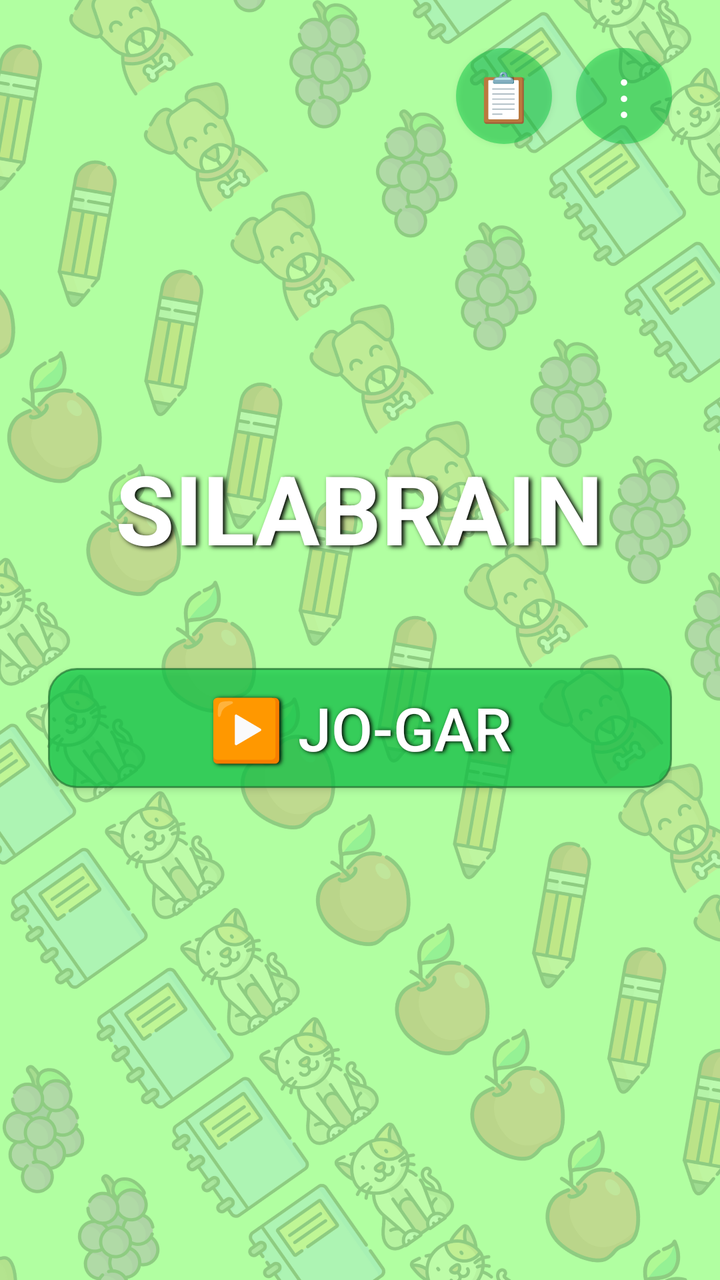
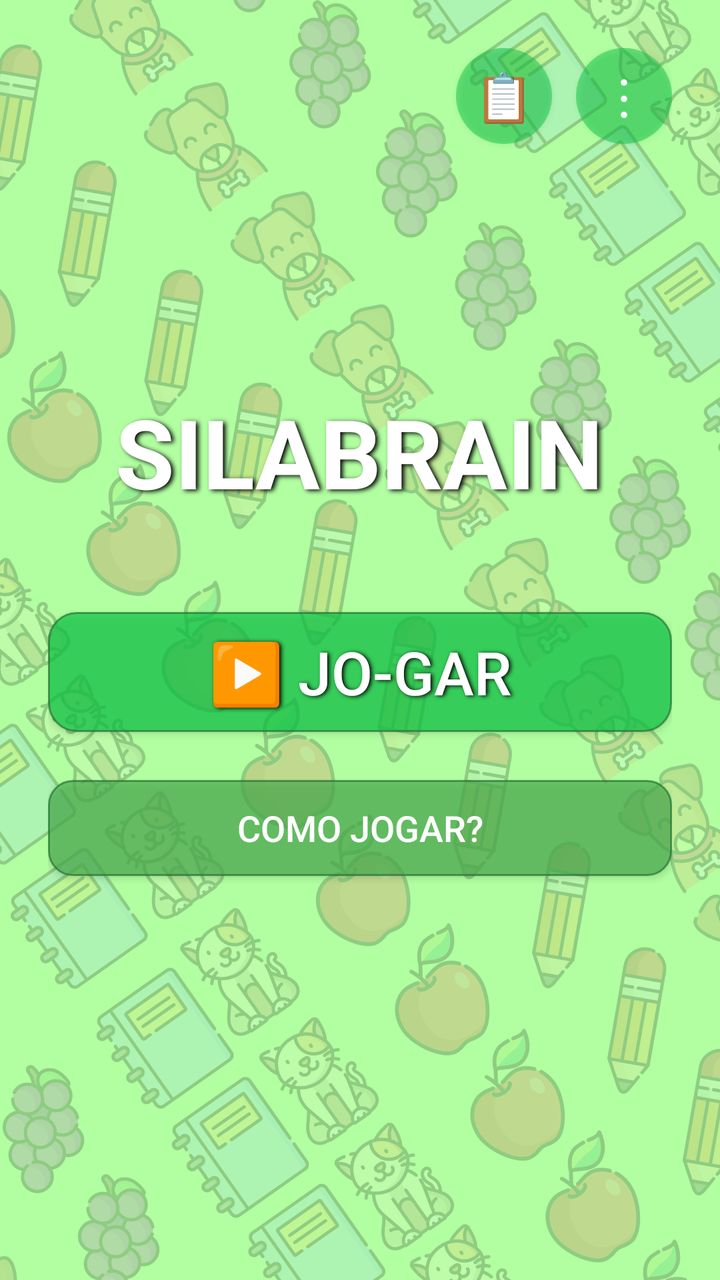

Two renders of the same Android screen: before a commit and after it. Below are the layout's source before the change and the commit's diff.
<!-- AndroidManifest.xml: application theme Theme.Projetodesafiocomputacional -->
<!-- res/layout/activity_menu.xml -->
<?xml version="1.0" encoding="utf-8"?>
<RelativeLayout xmlns:android="http://schemas.android.com/apk/res/android"
    xmlns:app="http://schemas.android.com/apk/res-auto"
    android:layout_width="match_parent"
    android:layout_height="match_parent"
    android:background="@drawable/background_menu"
    android:padding="24dp">

    <androidx.appcompat.widget.AppCompatButton
        android:id="@+id/btnSobre"
        android:layout_width="48dp"
        android:layout_height="48dp"
        android:text="\uFE19"
        android:textSize="24sp"
        android:textColor="#FFFFFF"
        android:background="@drawable/button_config_shape"  android:layout_alignParentTop="true"
        android:layout_alignParentRight="true"
        android:layout_alignParentEnd="true"
        android:layout_marginTop="0dp"
        android:layout_marginRight="0dp"
        android:padding="0dp"/>


    <androidx.appcompat.widget.AppCompatButton
        android:id="@+id/btnForm"
        android:layout_width="48dp"
        android:layout_height="48dp"
        android:layout_alignParentTop="true"
        android:layout_alignParentEnd="true"
        android:layout_marginTop="0dp"
        android:layout_marginEnd="60dp"
        android:background="@drawable/button_config_shape"
        android:padding="0dp"
        android:text="📋"
        android:textColor="#FFFFFF"
        android:textSize="24sp"
        android:textAlignment="center"
        android:gravity="center"
        android:textDirection="ltr" />

    <LinearLayout
        android:layout_width="match_parent"
        android:layout_height="wrap_content"
        android:orientation="vertical"
        android:layout_centerInParent="true"  android:gravity="center">

        <TextView
            android:layout_width="wrap_content"
            android:layout_height="wrap_content"
            android:gravity="center"
            android:layout_marginBottom="48dp" android:shadowColor="#000000"
            android:shadowDx="4"
            android:shadowDy="2"
            android:shadowRadius="6"
            android:text="SILABRAIN"
            android:textColor="#FFFFFF"
            android:textSize="48sp"
            android:textStyle="bold" />

        <androidx.appcompat.widget.AppCompatButton
            android:id="@+id/btnJogar"
            android:layout_width="match_parent"
            android:layout_height="wrap_content"
            android:layout_marginBottom="24dp"
            android:background="@drawable/button_shape"
            android:shadowColor="#000000"
            android:shadowDx="3"
            android:shadowDy="1"
            android:shadowRadius="5"
            android:text="▶️ Jo-gar"
            android:textColor="#FFFFFF"
            android:textSize="30sp" />

        <LinearLayout
            android:id="@+id/layoutOpcoes"
            android:layout_width="match_parent"
            android:layout_height="wrap_content"
            android:orientation="vertical"
            android:visibility="gone">

            <androidx.appcompat.widget.AppCompatButton
                android:id="@+id/btnJogarPorTipo"
                android:layout_width="match_parent"
                android:layout_height="wrap_content"
                android:layout_marginBottom="16dp"
                android:background="@drawable/button_game_categoria"
                android:text="🎮 JOGAR POR CATEGORIA"
                android:textColor="#FFFFFF"
                android:textSize="18sp" />

            <androidx.appcompat.widget.AppCompatButton
                android:id="@+id/btnJogarPorClasse"
                android:layout_width="match_parent"
                android:layout_height="wrap_content"
                android:layout_marginBottom="16dp"
                android:background="@drawable/button_game_classe"
                android:text="🎓 JOGAR POR CLASSE"
                android:textColor="#FFFFFF"
                android:textSize="18sp" />

            <androidx.appcompat.widget.AppCompatButton
                android:id="@+id/btnComoJogar"
                android:layout_width="match_parent"
                android:layout_height="wrap_content"
                android:layout_marginBottom="8dp"
                android:background="@drawable/button_como_jogar"
                android:text="COMO JOGAR?"
                android:textColor="#FFFFFF"
                android:textSize="18sp" />
        </LinearLayout>

        <LinearLayout
            android:id="@+id/layoutTipos"
            android:layout_width="match_parent"
            android:layout_height="wrap_content"
            android:orientation="vertical"
            android:visibility="gone">

            <LinearLayout
                android:layout_width="match_parent"
                android:layout_height="wrap_content"
                android:layout_marginBottom="8dp"
                android:gravity="center_vertical"
                android:orientation="horizontal">

                <androidx.appcompat.widget.AppCompatButton
                    android:id="@+id/btnFrutas"
                    android:layout_width="0dp"
                    android:layout_height="wrap_content"
                    android:layout_weight="3"
                    android:background="@drawable/botao_categoria"
                    android:text="🍎 Palavras de Frutas"
                    android:textColor="#FFFFFF"
                    android:textSize="18sp" />

                <TextView
                    android:id="@+id/txtMaxFrutas"
                    style="@style/MaxScoreTextStyle"
                    android:layout_width="0dp"
                    android:layout_height="wrap_content"
                    android:layout_marginStart="8dp"
                    android:layout_weight="1"
                    android:text="Max: 0" />


            </LinearLayout>
            <LinearLayout
                android:layout_width="match_parent"
                android:layout_height="wrap_content"
                android:layout_marginBottom="8dp"
                android:gravity="center_vertical"
                android:orientation="horizontal">

                <androidx.appcompat.widget.AppCompatButton
                    android:id="@+id/btnAnimais"
                    android:layout_width="0dp"
                    android:layout_height="wrap_content"
                    android:layout_weight="3"
                    android:background="@drawable/botao_categoria"
                    android:text="🐶 Palavras de Animais"
                    android:textColor="#FFFFFF"
                    android:textSize="18sp" />

                <TextView
                    android:id="@+id/txtMaxAnimais"
                    style="@style/MaxScoreTextStyle"
                    android:layout_width="0dp"
                    android:layout_height="wrap_content"
                    android:layout_marginStart="8dp"
                    android:layout_weight="1"
                    android:text="Max: 0" />
            </LinearLayout>

            <LinearLayout
                android:layout_width="match_parent"
                android:layout_height="wrap_content"
                android:layout_marginBottom="8dp"
                android:gravity="center_vertical"
                android:orientation="horizontal">

                <androidx.appcompat.widget.AppCompatButton
                    android:id="@+id/btnObjetos"
                    android:layout_width="0dp"
                    android:layout_height="wrap_content"
                    android:layout_weight="3"
                    android:background="@drawable/botao_categoria"
                    android:text="📦 Palavras de Objetos"
                    android:textColor="#FFFFFF"
                    android:textSize="18sp" />

                <TextView
                    android:id="@+id/txtMaxObjetos"
                    style="@style/MaxScoreTextStyle"
                    android:layout_width="0dp"
                    android:layout_height="wrap_content"
                    android:layout_marginStart="8dp"
                    android:layout_weight="1"
                    android:text="Max: 0" />
            </LinearLayout>

        </LinearLayout>

        <LinearLayout
            android:id="@+id/layoutClasses"
            android:layout_width="match_parent"
            android:layout_height="wrap_content"
            android:orientation="vertical"
            android:visibility="gone">

            <LinearLayout
                android:layout_width="match_parent"
                android:layout_height="wrap_content"
                android:layout_marginBottom="8dp"
                android:gravity="center_vertical"
                android:orientation="horizontal">

                <androidx.appcompat.widget.AppCompatButton
                    android:id="@+id/btnMonossilabas"
                    android:layout_width="0dp"
                    android:layout_height="wrap_content"
                    android:layout_weight="3"
                    android:background="@drawable/botao_classe"
                    android:text="1️⃣ Monossílabas"
                    android:textColor="#FFFFFF"
                    android:textSize="18sp" />

                <TextView
                    android:id="@+id/txtMaxMonossilabas"
                    style="@style/MaxScoreTextStyle"
                    android:layout_width="0dp"
                    android:layout_height="wrap_content"
                    android:layout_marginStart="8dp"
                    android:layout_weight="1"
                    android:text="Max: 0" />
            </LinearLayout>

            <LinearLayout
                android:layout_width="match_parent"
                android:layout_height="wrap_content"
                android:layout_marginBottom="8dp"
                android:gravity="center_vertical"
                android:orientation="horizontal">

                <androidx.appcompat.widget.AppCompatButton
                    android:id="@+id/btnDissilabas"
                    android:layout_width="0dp"
                    android:layout_height="wrap_content"
                    android:layout_weight="3"
                    android:background="@drawable/botao_classe"
                    android:text="2️⃣ Dissílabas"
                    android:textColor="#FFFFFF"
                    android:textSize="18sp" />

                <TextView
                    android:id="@+id/txtMaxDissilabas"
                    style="@style/MaxScoreTextStyle"
                    android:layout_width="0dp"
                    android:layout_height="wrap_content"
                    android:layout_marginStart="8dp"
                    android:layout_weight="1"
                    android:text="Max: 0" />
            </LinearLayout>

            <LinearLayout
                android:layout_width="match_parent"
                android:layout_height="wrap_content"
                android:layout_marginBottom="8dp"
                android:gravity="center_vertical"
                android:orientation="horizontal">

                <androidx.appcompat.widget.AppCompatButton
                    android:id="@+id/btnTrissilabas"
                    android:layout_width="0dp"
                    android:layout_height="wrap_content"
                    android:layout_weight="3"
                    android:background="@drawable/botao_classe"
                    android:text="3️⃣ Trissílabas"
                    android:textColor="#FFFFFF"
                    android:textSize="18sp" />

                <TextView
                    android:id="@+id/txtMaxTrissilabas"
                    style="@style/MaxScoreTextStyle"
                    android:layout_width="0dp"
                    android:layout_height="wrap_content"
                    android:layout_marginStart="8dp"
                    android:layout_weight="1"
                    android:text="Max: 0" />
            </LinearLayout>

            <LinearLayout
                android:layout_width="match_parent"
                android:layout_height="wrap_content"
                android:layout_marginBottom="8dp"
                android:gravity="center_vertical"
                android:orientation="horizontal">

                <androidx.appcompat.widget.AppCompatButton
                    android:id="@+id/btnPolissilabas"
                    android:layout_width="0dp"
                    android:layout_height="wrap_content"
                    android:layout_weight="3"
                    android:background="@drawable/botao_classe"
                    android:text="🔢 Polissílabas"
                    android:textColor="#FFFFFF"
                    android:textSize="18sp" />

                <TextView
                    android:id="@+id/txtMaxPolissilabas"
                    style="@style/MaxScoreTextStyle"
                    android:layout_width="0dp"
                    android:layout_height="wrap_content"
                    android:layout_marginStart="8dp"
                    android:layout_weight="1"
                    android:text="Max: 0" />
            </LinearLayout>
        </LinearLayout>
    </LinearLayout>

</RelativeLayout>
<!-- resources referenced by this layout -->
<resources>
  <!-- drawable background_menu: png bitmap (drawable, 683532 bytes) -->
  <!-- drawable botao_categoria (drawable) -->
  <?xml version="1.0" encoding="utf-8"?>
  <shape xmlns:android="http://schemas.android.com/apk/res/android"
      android:shape="rectangle">
  
      <solid android:color="#B32196F3" />
      <stroke
          android:width="1dp"
          android:color="#B30044FF"/>
      <corners android:radius="12dp"/>
  </shape>
  <!-- drawable botao_classe (drawable) -->
  <?xml version="1.0" encoding="utf-8"?>
  <shape xmlns:android="http://schemas.android.com/apk/res/android"
      android:shape="rectangle">
  
      <solid android:color="#B39C27B0" />
      <stroke
          android:width="1dp"
          android:color="#B325003E"/>
      <corners android:radius="12dp"/>
  </shape>
  <!-- drawable button_como_jogar (drawable) -->
  <?xml version="1.0" encoding="utf-8"?>
  <shape xmlns:android="http://schemas.android.com/apk/res/android" android:shape="rectangle" >
  
      <solid android:color="#B34CAF50"/>
      <stroke
          android:width="1dp"
          android:color="#B3257736"/>
      <corners android:radius="12dp"/>
  </shape>
  <!-- drawable button_config_shape (drawable) -->
  <?xml version="1.0" encoding="utf-8"?>
  <shape xmlns:android="http://schemas.android.com/apk/res/android"
      android:shape="oval">
      <solid android:color="#800EC946" />
  </shape>
  <!-- drawable button_game_categoria (drawable) -->
  <?xml version="1.0" encoding="utf-8"?>
  <shape xmlns:android="http://schemas.android.com/apk/res/android" android:shape="rectangle" >
  
      <solid android:color="#B32196F3"/>
      <stroke
          android:width="1dp"
          android:color="#B30044FF"/>
      <corners android:radius="12dp"/>
  </shape>
  <!-- drawable button_game_classe (drawable) -->
  <?xml version="1.0" encoding="utf-8"?>
  <shape xmlns:android="http://schemas.android.com/apk/res/android" android:shape="rectangle" >
  
      <solid android:color="#B39C27B0"/>
      <stroke
          android:width="1dp"
          android:color="#B325003E"/>
      <corners android:radius="12dp"/>
  </shape>
  <!-- drawable button_shape (drawable) -->
  <?xml version="1.0" encoding="utf-8"?>
  <shape xmlns:android="http://schemas.android.com/apk/res/android" android:shape="rectangle" >
      <corners
          android:radius="14dp"
          />
      <solid
          android:color="#B30EC946"
          />
      <padding
          android:left="0dp"
          android:top="0dp"
          android:right="0dp"
          android:bottom="0dp"
          />
      <size
          android:width="270dp"
          android:height="60dp"
          />
      <stroke
          android:width="1dp"
          android:color="#B3257736"
          />
  </shape>
  <style name="MaxScoreTextStyle">
          <item name="android:textSize">20sp</item>
          <item name="android:textColor">#FFA500</item>
          <item name="android:shadowColor">#66000000</item>
          <item name="android:shadowDx">1.5</item>
          <item name="android:shadowDy">1.5</item>
          <item name="android:shadowRadius">1.5</item>
          <item name="android:gravity">center</item>
          <item name="android:layout_marginStart">8dp</item>
  
          <item name="android:background">@drawable/score_background</item>
  
          <item name="android:paddingTop">2dp</item>
          <item name="android:paddingBottom">2dp</item>
      </style>
  <style name="Theme.Projetodesafiocomputacional" parent="Base.Theme.Projetodesafiocomputacional" />
  <!-- drawable score_background (drawable) -->
  <?xml version="1.0" encoding="utf-8"?>
  <shape xmlns:android="http://schemas.android.com/apk/res/android"
      android:shape="rectangle">
      <corners android:radius="4dp" />
      <solid android:color="#33000000" />
      <stroke android:width="1dp" android:color="#1AFFFFFF" />
  </shape>
  <style name="Base.Theme.Projetodesafiocomputacional" parent="Theme.Material3.DayNight.NoActionBar">
          
          
      </style>
</resources>

<!-- the commit's change to res/layout/activity_menu.xml (unified diff, before → after) -->
@@ -97,16 +97,6 @@
                 android:text="🎓 JOGAR POR CLASSE"
                 android:textColor="#FFFFFF"
                 android:textSize="18sp" />
-
-            <androidx.appcompat.widget.AppCompatButton
-                android:id="@+id/btnComoJogar"
-                android:layout_width="match_parent"
-                android:layout_height="wrap_content"
-                android:layout_marginBottom="8dp"
-                android:background="@drawable/button_como_jogar"
-                android:text="COMO JOGAR?"
-                android:textColor="#FFFFFF"
-                android:textSize="18sp" />
         </LinearLayout>
 
         <LinearLayout
@@ -315,6 +305,14 @@
                     android:text="Max: 0" />
             </LinearLayout>
         </LinearLayout>
+        <androidx.appcompat.widget.AppCompatButton
+            android:id="@+id/btnComoJogar"
+            android:layout_width="match_parent"
+            android:layout_height="wrap_content"
+            android:layout_marginBottom="8dp"
+            android:background="@drawable/button_como_jogar"
+            android:text="COMO JOGAR?"
+            android:textColor="#FFFFFF"
+            android:textSize="18sp" />
     </LinearLayout>
-
 </RelativeLayout>
